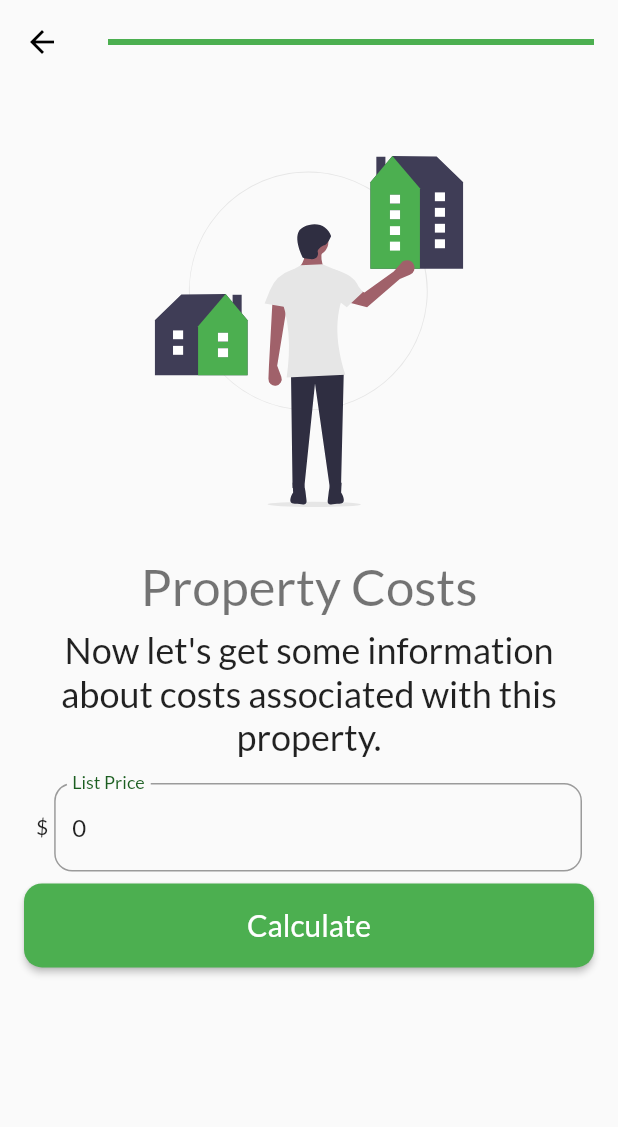
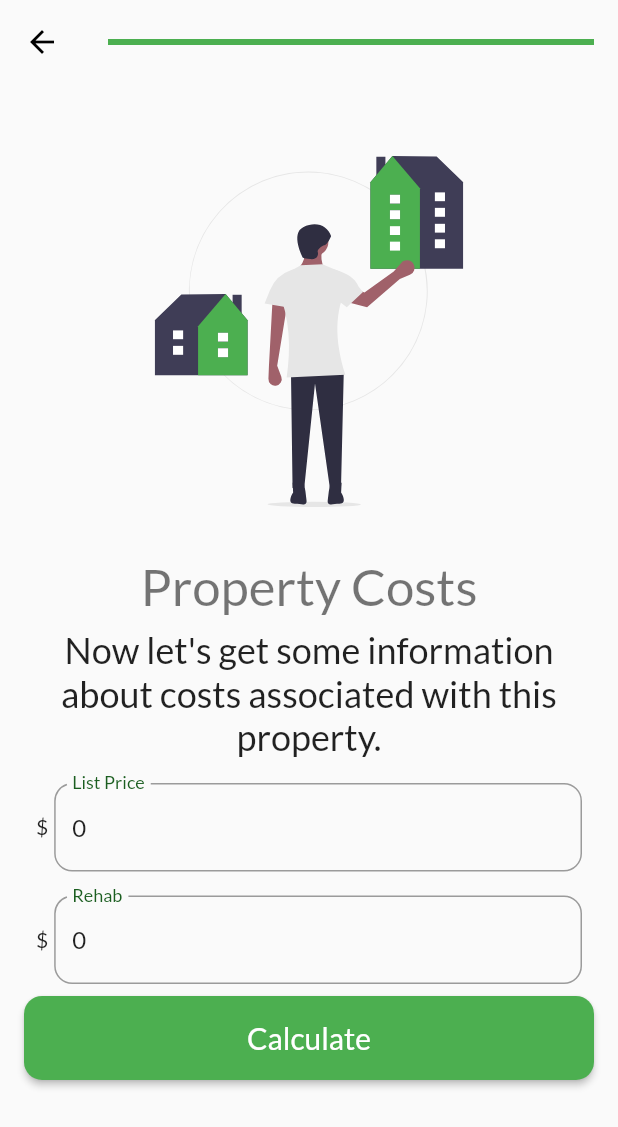
Before and after one commit to aawhitfield/calculators, a Flutter app: the PropertyCosts widget shown alone on an empty page, opened directly, on a phone screen of 412 x 824 dp. Shown: the top 1127 px of the screen. Run offline on Flutter 3.47's test engine with Material 2 defaults, Android fonts, the light colour scheme and no system bars; our stand-ins replace flutter_riverpod, flutter_svg, get, google_fonts; missing offline and left inert: pattern_formatter.

Commit message:
refactors input widgets to their own directory pulls over renovation cost total called "rehab"

```diff
--- a/lib/globals.dart
+++ b/lib/globals.dart
@@ -1,6 +1,6 @@
-import 'package:calculators/location.dart';
-import 'package:calculators/property_costs.dart';
-import 'package:calculators/renovations_calculator.dart';
+import 'package:calculators/inputs/location.dart';
+import 'package:calculators/inputs/property_costs.dart';
+import 'package:calculators/inputs/renovations_calculator.dart';
 import 'package:intl/intl.dart';
 
 List<Type> kResidentialREIQuestions = [
--- a/lib/home.dart
+++ b/lib/home.dart
@@ -1,4 +1,4 @@
-import 'package:calculators/location.dart';
+import 'package:calculators/inputs/location.dart';
 import 'package:flutter/material.dart';
 
 class MyHomePage extends StatefulWidget {
--- a/lib/location.dart
+++ b/lib/inputs/location.dart
@@ -1,13 +1,13 @@
 import 'package:calculators/globals.dart';
 import 'package:calculators/providers.dart';
 import 'package:calculators/widgets/my_input_page.dart';
-import 'package:calculators/renovations_calculator.dart';
+import 'package:calculators/inputs/renovations_calculator.dart';
 import 'package:flutter/material.dart';
 import 'package:flutter_riverpod/flutter_riverpod.dart';
 import 'package:get/get.dart';
 
 import 'address_form.dart';
-import 'models/address.dart';
+import '../models/address.dart';
 
 
 
--- a/lib/property_costs.dart
+++ b/lib/inputs/property_costs.dart
@@ -15,11 +15,14 @@ class PropertyCosts extends ConsumerStatefulWidget {
 
 class PropertyCostsState extends ConsumerState<PropertyCosts> {
   TextEditingController listPriceController = TextEditingController();
+  TextEditingController renovationsController = TextEditingController();
 
   @override
   void initState() {
     listPriceController.text = kCurrencyFormat.format(ref.read(propertyProvider)
         .listPrice).toString();
+    renovationsController.text = kCurrencyFormat.format(ref.read(renovationsProvider)
+        .total).toString();
     super.initState();
   }
   @override
@@ -46,6 +49,17 @@ class PropertyCostsState extends ConsumerState<PropertyCosts> {
                   }
                 },
             ),
+            MoneyTextField(
+                labelText: 'Rehab',
+                controller: renovationsController,
+                onChanged: (String newTotal) {
+                  newTotal = newTotal.replaceAll(',', '');
+                  double? total = double.tryParse(newTotal);
+                  if(total != null) {
+                    ref.read(renovationsProvider).updateTotal(total);
+                  }
+                },
+            ),
           ],),
     );
   }
--- a/lib/renovations_calculator.dart
+++ b/lib/inputs/renovations_calculator.dart
@@ -1,5 +1,5 @@
 import 'package:calculators/globals.dart';
-import 'package:calculators/property_costs.dart';
+import 'package:calculators/inputs/property_costs.dart';
 import 'package:calculators/providers.dart';
 import 'package:calculators/widgets/money_text_field.dart';
 import 'package:calculators/widgets/my_input_page.dart';
```
Also changed, not shown: lib/inputs/address_form.dart (renamed from lib/address_form.dart).
